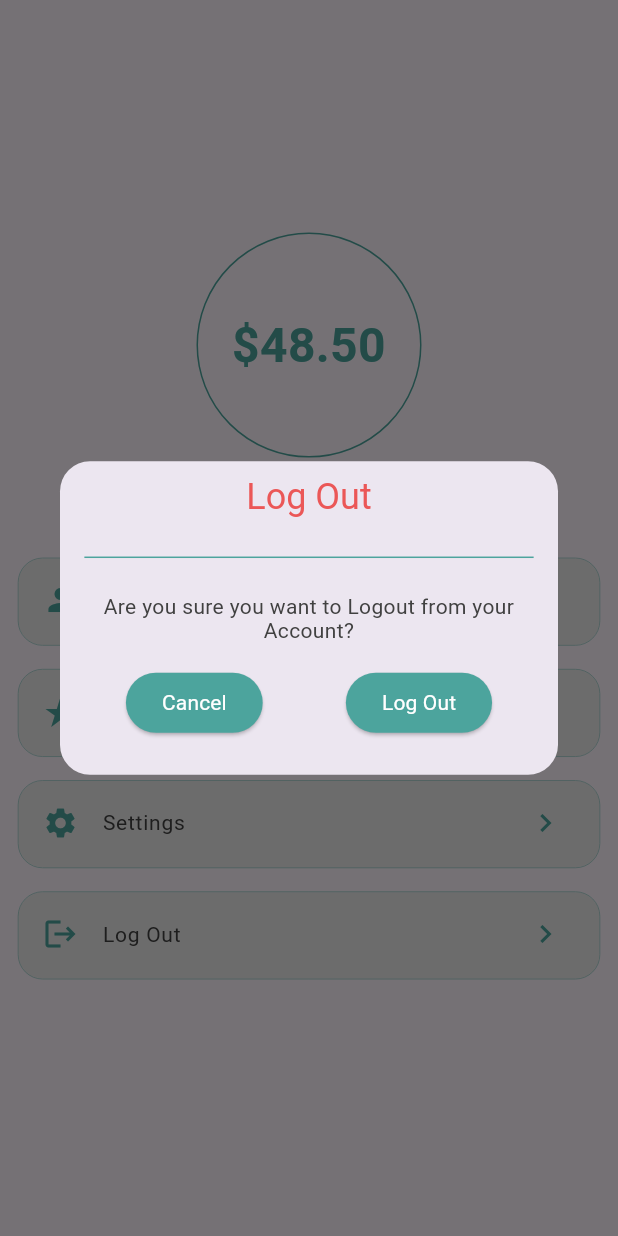
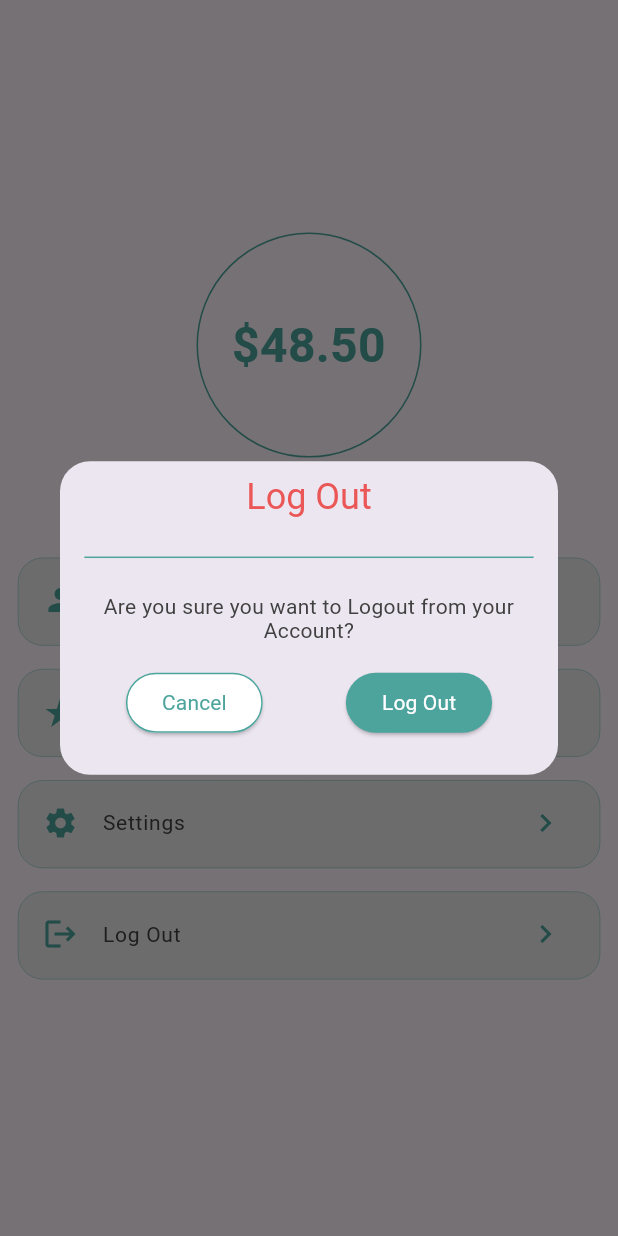
Before and after one commit to TopuFD/coupkart, a Flutter app: the ProfileScreen screen opened directly, after a tap on "Log Out", on a phone screen of 412 x 824 dp. Run offline on Flutter 3.47's test engine with Material 3 defaults, Android fonts, the phone set to English and light mode, and no system bars; our stand-ins replace carousel_slider, floating_bottom_navigation_bar, get, pin_code_fields; Roboto replaces fonts that are missing (DM Sans, Poppins).

Commit message:
profile and setting screen complete

```diff
--- a/lib/controller/bottombar_controller.dart
+++ b/lib/controller/bottombar_controller.dart
@@ -11,6 +11,6 @@ class BottombarController extends GetxController {
     const HomeScreen(),
     const ExploreScreen(),
     const FavouriteScreen(),
-    ProfileScreen(),
+    const ProfileScreen(),
   ];
 }
--- a/lib/route/app_route.dart
+++ b/lib/route/app_route.dart
@@ -6,6 +6,10 @@ import 'package:coupkart/view/auth_screen/signup_screen.dart';
 import 'package:coupkart/view/other_screen/navigation_bar.dart';
 import 'package:coupkart/view/other_screen/profile_screens/edit_profileinfo.dart';
 import 'package:coupkart/view/other_screen/profile_screens/profile_info.dart';
+import 'package:coupkart/view/other_screen/setting_screens/about_us.dart';
+import 'package:coupkart/view/other_screen/setting_screens/change_pass.dart';
+import 'package:coupkart/view/other_screen/setting_screens/settings.dart';
+import 'package:coupkart/view/other_screen/setting_screens/terms_services.dart';
 import 'package:coupkart/view/splash_screen/onbording_screen.dart';
 import 'package:coupkart/view/splash_screen/splash.dart';
 import 'package:get/get_navigation/src/routes/get_route.dart';
@@ -21,6 +25,10 @@ class AppRoute {
   static String navigationScreen = "/navigationScreen";
   static String profileInfo = "/profileInfo";
   static String editProfileInfo = "/editProfileInfo";
+  static String settingScreen = "/settingScreen";
+  static String changePassScreen = "/changePassScreen";
+  static String termsOfServices = "/termsOfServices";
+  static String aboutUs = "/aboutUs";
 
   static List<GetPage> getPage = [
     GetPage(name: splashScreen, page: () => const SplashScreen()),
@@ -32,6 +40,10 @@ class AppRoute {
     GetPage(name: signUpScreen, page: () => SignupScreen()),
     GetPage(name: navigationScreen, page: () => BottomNavigationScreen()),
     GetPage(name: profileInfo, page: () => const ProfileInfo()),
-    GetPage(name: editProfileInfo, page: () =>EditProfileinfo()),
+    GetPage(name: editProfileInfo, page: () => EditProfileinfo()),
+    GetPage(name: settingScreen, page: () => SettingsPage()),
+    GetPage(name: changePassScreen, page: () => ChangePassScreen()),
+    GetPage(name: termsOfServices, page: () => const TermsofServices()),
+    GetPage(name: aboutUs, page: () => const AboutUs()),
   ];
 }
--- a/lib/view/other_screen/profile_screens/edit_profileinfo.dart
+++ b/lib/view/other_screen/profile_screens/edit_profileinfo.dart
@@ -31,6 +31,7 @@ class EditProfileinfo extends StatelessWidget {
             //name info stating from here========================>
             const FormHeadingText(formHeadingText: "Name"),
             CustomTextFormField(
+                prefixIcon: const Icon(Icons.person),
                 hintText: "Enter Name", controller: nameController),
             SizedBox(
               height: Get.height * .02,
@@ -38,6 +39,7 @@ class EditProfileinfo extends StatelessWidget {
             //email info stating from here========================>
             const FormHeadingText(formHeadingText: "Email"),
             CustomTextFormField(
+                prefixIcon: const Icon(Icons.email),
                 hintText: "Enter Email", controller: emailController),
 
             const Expanded(child: SizedBox()),
--- a/lib/view/other_screen/profile_screens/profile_screen.dart
+++ b/lib/view/other_screen/profile_screens/profile_screen.dart
@@ -7,10 +7,7 @@ import 'package:get/get.dart';
 
 // ignore: must_be_immutable
 class ProfileScreen extends StatelessWidget {
-  ProfileScreen({super.key});
-
-  RxBool isCancelBtnTap = false.obs;
-  RxBool isLogoutBtnTap = false.obs;
+  const ProfileScreen({super.key});
   @override
   Widget build(BuildContext context) {
     return Scaffold(
@@ -60,10 +57,13 @@ class ProfileScreen extends StatelessWidget {
                 title: "Subscribtion",
                 leadingIcon: Icon(Icons.star_rate),
                 trailingIcon: Icon(Icons.keyboard_arrow_right)),
-            const ProfileCustomBtn(
+            ProfileCustomBtn(
+                ontap: () {
+                  Get.toNamed(AppRoute.settingScreen);
+                },
                 title: "Settings",
-                leadingIcon: Icon(Icons.settings),
-                trailingIcon: Icon(Icons.keyboard_arrow_right)),
+                leadingIcon: const Icon(Icons.settings),
+                trailingIcon: const Icon(Icons.keyboard_arrow_right)),
             ProfileCustomBtn(
                 ontap: () {
                   Get.defaultDialog(
@@ -98,56 +98,45 @@ class ProfileScreen extends StatelessWidget {
                             Row(
                               mainAxisAlignment: MainAxisAlignment.spaceAround,
                               children: [
-                                Obx(() => ElevatedButton(
+                                ElevatedButton(
                                   onPressed: () {
-                                        isCancelBtnTap.value =
-                                            !isCancelBtnTap.value;
                                     Get.back();
                                   },
-                                      style: ElevatedButton.styleFrom(
-                                        backgroundColor: isCancelBtnTap.value
-                                            ? AppColor.whiteColor
-                                            : AppColor.primaryColor,
-                                      ),
-                                      child: Text(
+                                  style: const ButtonStyle(
+                                      side: WidgetStatePropertyAll(BorderSide(
+                                          width: 1,
+                                          color: AppColor.primaryColor)),
+                                      backgroundColor: WidgetStatePropertyAll(
+                                          AppColor.whiteColor)),
+                                  child: const Text(
                                     'Cancel',
                                     style: TextStyle(
-                                          color: isCancelBtnTap.value
-                                              ? AppColor.primaryColor
-                                              : AppColor.whiteColor,
+                                      color: AppColor.primaryColor,
                                       fontSize: 14,
                                       fontFamily: 'Poppins',
                                       fontWeight: FontWeight.w400,
                                       height: 0,
                                     ),
                                   ),
-                                    )),
-                                Obx(() => ElevatedButton(
+                                ),
+                                ElevatedButton(
                                   onPressed: () {
-                                        isLogoutBtnTap.value =
-                                            !isLogoutBtnTap.value;
                                     Get.back();
-
-                                        // isLogoutBtnTap.value = false;
                                   },
-                                      style: ElevatedButton.styleFrom(
-                                        backgroundColor: isLogoutBtnTap.value
-                                            ? AppColor.whiteColor
-                                            : AppColor.primaryColor,
-                                      ),
-                                      child: Text(
+                                  style: const ButtonStyle(
+                                      backgroundColor: WidgetStatePropertyAll(
+                                          AppColor.primaryColor)),
+                                  child: const Text(
                                     'Log Out',
                                     style: TextStyle(
-                                          color: isLogoutBtnTap.value
-                                              ? AppColor.primaryColor
-                                              : AppColor.whiteColor,
+                                      color: AppColor.whiteColor,
                                       fontSize: 14,
                                       fontFamily: 'Poppins',
                                       fontWeight: FontWeight.w400,
                                       height: 0,
                                     ),
                                   ),
-                                    ))
+                                )
                               ],
                             )
                           ],
--- a/lib/widget/custom_text_field.dart
+++ b/lib/widget/custom_text_field.dart
@@ -55,9 +55,6 @@ class CustomTextFormField extends StatelessWidget {
             borderRadius: BorderRadius.circular(16),
           ),
         ),
-        child: Padding(
-          padding:
-              EdgeInsets.only(left: Get.width * .03, top: Get.height * .007),
         child: TextFormField(
           controller: controller,
           validator: validator,
@@ -72,7 +69,6 @@ class CustomTextFormField extends StatelessWidget {
               suffixIconColor: const Color.fromARGB(255, 138, 137, 137)),
         ),
       ),
-      ),
     ]);
   }
 }
--- a/pubspec.yaml
+++ b/pubspec.yaml
@@ -39,6 +39,7 @@ dependencies:
   carousel_slider: ^4.2.1
   pin_code_fields: ^8.0.1
   floating_bottom_navigation_bar: ^1.5.2
+  url_launcher: ^6.3.0
 
 dev_dependencies:
   flutter_test:
```
Also changed, not shown: lib/view/other_screen/setting_screens/about_us.dart (added, +78 -0 lines), lib/view/other_screen/setting_screens/change_pass.dart (added, +113 -0 lines), lib/view/other_screen/setting_screens/settings.dart (added, +75 -0 lines), lib/view/other_screen/setting_screens/terms_services.dart (added, +80 -0 lines), pubspec.lock, 5 other files. Lines whose indentation alone changed are shown as unchanged.
